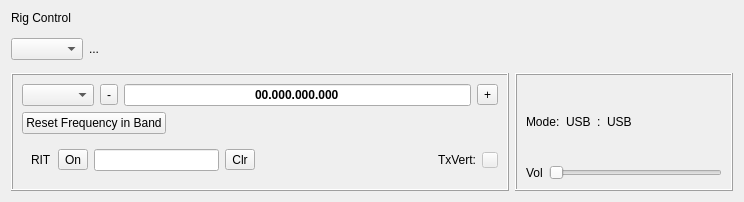
Above: mqt/MqtLogger/rigcontrolframe.ui from Rsclub22/Minos2-Mirror before the change. Below: the same form after it.
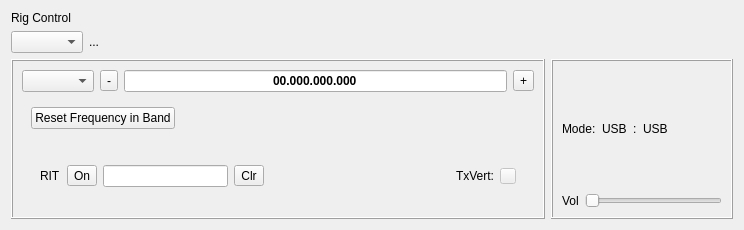
That is the form after the change. Custom widgets are drawn as their Qt base class.

Commit message: Compress space used when various features are disabled

The edit to the form file:
```diff
--- a/mqt/MqtLogger/rigcontrolframe.ui
+++ b/mqt/MqtLogger/rigcontrolframe.ui
@@ -150,6 +150,7 @@
          </layout>
         </item>
         <item>
+         <widget class="QFrame" name="resetBandFreqFrame">
          <layout class="QHBoxLayout" name="horizontalLayout_12">
           <item>
            <widget class="QPushButton" name="resetBandFreqButton">
@@ -179,8 +180,10 @@
            </widget>
           </item>
          </layout>
+         </widget>
         </item>
         <item>
+         <widget class="QFrame" name="ritTxvertFrame">
          <layout class="QHBoxLayout" name="horizontalLayout_4">
           <item>
            <widget class="QFrame" name="RitGroupBox">
@@ -235,6 +238,7 @@
            </widget>
           </item>
           <item>
+            <widget class="QFrame" name="txVertFrame">
            <layout class="QHBoxLayout" name="horizontalLayout_3">
             <item>
              <spacer name="horizontalSpacer_4">
@@ -273,8 +277,10 @@
              </widget>
             </item>
            </layout>
-          </item>
-         </layout>
+            </widget>
+           </item>
+          </layout>
+         </widget>
         </item>
        </layout>
       </widget>
```
Left out of the diff: 2 changed lines with no effect on the pictures. Lines whose indentation alone changed are shown as unchanged. The commit also changes 2 other files.
